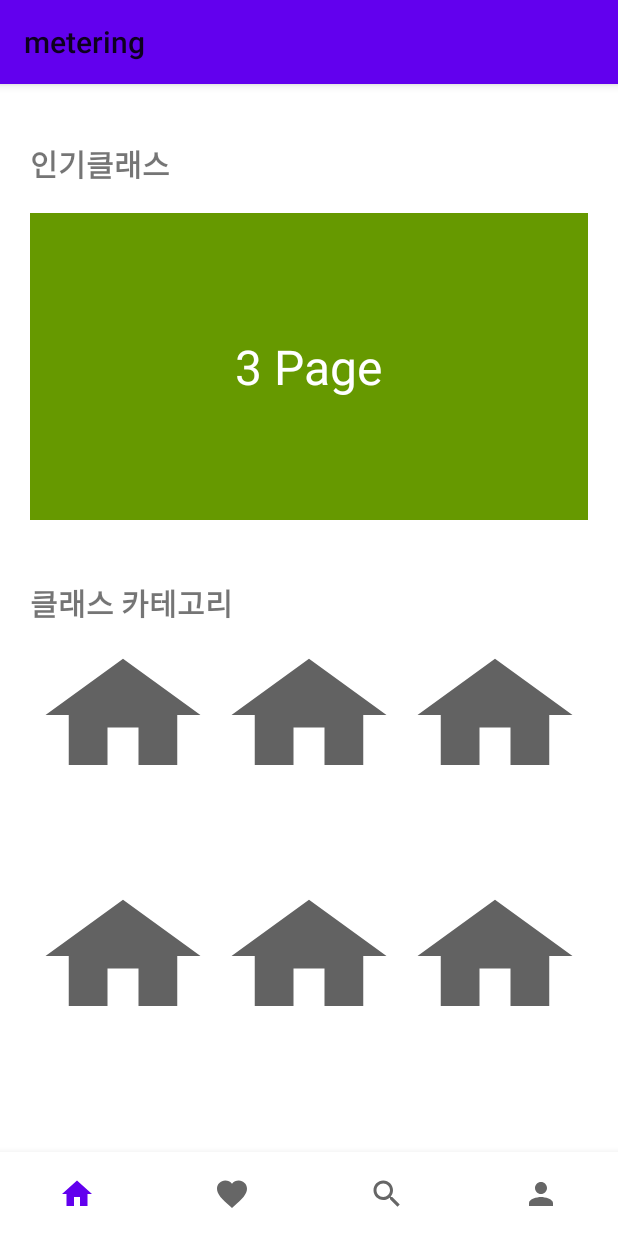
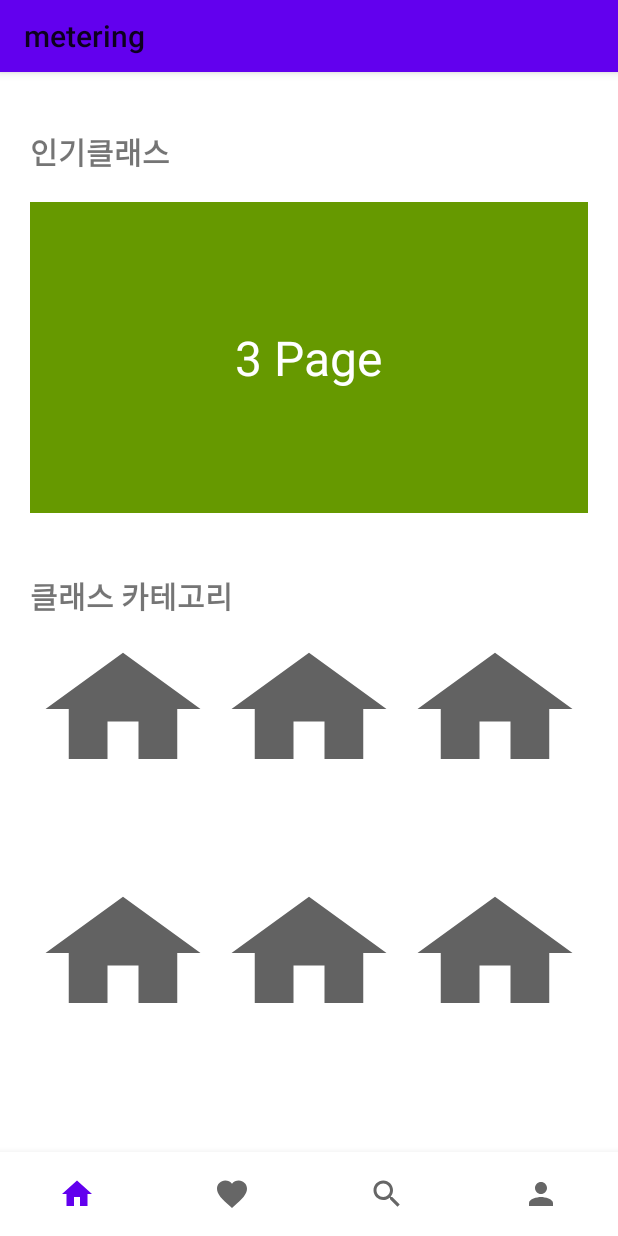
Before and after one commit to sonekthree/metering, an Android app: the screen it shows after launch (MainActivity), on a phone screen of 412 x 824 dp. Run offline under Robolectric (Android 15) with nearby library versions, the phone set to English and light mode, and no system bars.

Commit message:
actionbar size 48dp FEAT

```diff
--- a/app/src/main/res/values/themes.xml
+++ b/app/src/main/res/values/themes.xml
@@ -11,6 +11,8 @@
         <item name="colorOnSecondary">@color/black</item>
         <!-- Status bar color. -->
         <item name="android:statusBarColor" tools:targetApi="l">?attr/colorPrimaryVariant</item>
+        <item name="android:actionBarSize">48dp</item>
+        <item name="actionBarSize">48dp</item>
         <!-- Customize your theme here. -->
     </style>
     <style name="SplashTheme" parent="Theme.AppCompat.NoActionBar">
```
